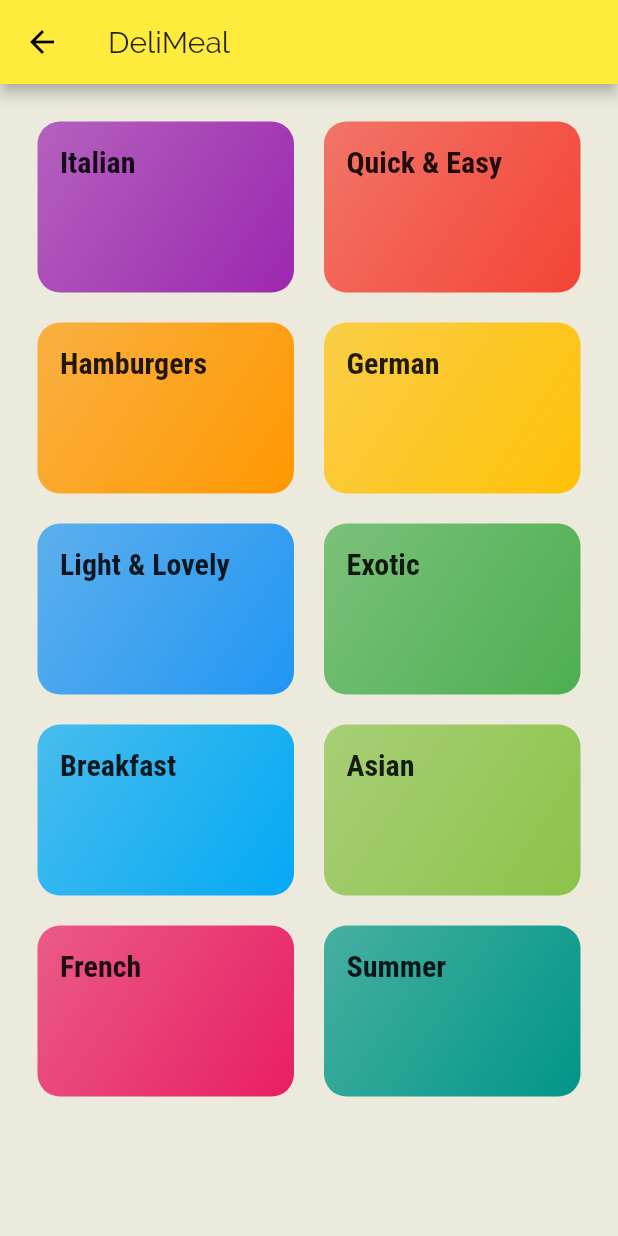
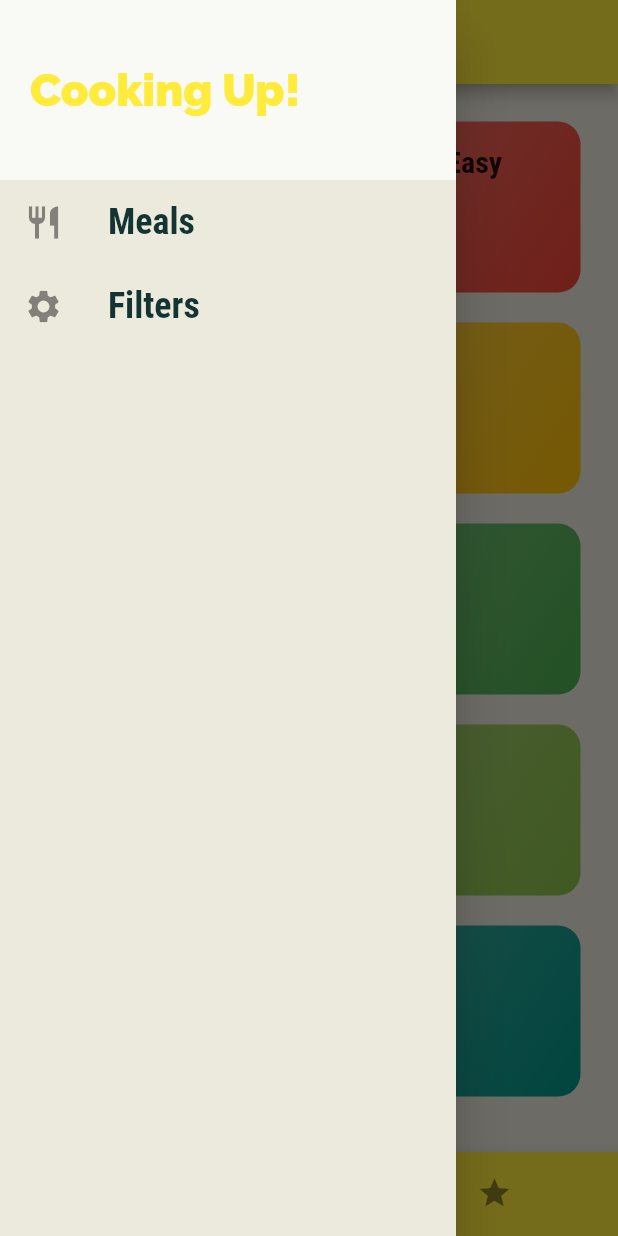
Before and after one commit to JNicoVM/deliMeals, a Flutter app: the screen it shows after launch, with the side drawer open (before the commit the screen has no drawer), on a phone screen of 412 x 824 dp. Run offline on Flutter 3.47's test engine with Material 2 defaults, Android fonts, the phone set to English and light mode, and no system bars.

Commit message:
Proyecto terminado

```diff
--- a/lib/main.dart
+++ b/lib/main.dart
@@ -1,26 +1,79 @@
 import 'package:flutter/material.dart';
 
+import 'widgets/screenWidgets/filtersScreenWidget.dart';
 import './widgets/screenWidgets/categoryMealScreenWidget.dart';
-import './widgets/screenWidgets/categoriesScreenWidget.dart';
 import './widgets/screenWidgets/mealDetailScreenWidget.dart';
+import './widgets/screenWidgets/tabsScreenWidget.dart';
+import 'package:delimeals/dummy_data.dart';
+import 'package:delimeals/models/mealModel.dart';
 import './utils/consts.dart';
 
 /*
         Created by Juan Nicolás Vargas 27/02/2021
 */
-void main() {
-  runApp(MyApp());
+void main() => runApp(MyApp());
+
+class MyApp extends StatefulWidget {
+  // This widget is the root of your application.
+  @override
+  _MyAppState createState() => _MyAppState();
 }
 
-class MyApp extends StatelessWidget {
-  // This widget is the root of your application.
+class _MyAppState extends State<MyApp> {
+  Map<String, bool> _filters = {
+    "gluten": false,
+    "lactose": false,
+    "vegan": false,
+    "vegetarian": false,
+  };
+
+  List<MealModel> _avaliableMeals = DUMMY_MEALS;
+  List<MealModel> _favoriteMeals = [];
+
+  void _setFilters(Map<String, bool> filterData) {
+    setState(() {
+      _filters = filterData;
+
+      _avaliableMeals = DUMMY_MEALS.where((element) {
+        if (_filters["gluten"] && !element.isGlutenFree) {
+          return false;
+        } else if (_filters["lactose"] && !element.isLactoseFree) {
+          return false;
+        } else if (_filters["vegan"] && !element.isVegan) {
+          return false;
+        } else if (_filters["vegetarian"] && !element.isVegetarian) {
+          return false;
+        }
+        return true;
+      }).toList();
+    });
+  }
+
+  void _toggleFavorite(MealModel mealObject) {
+    final existingIndex =
+        _favoriteMeals.indexWhere((element) => element == mealObject);
+    if (existingIndex >= 0) {
+      setState(() {
+        _favoriteMeals.removeAt(existingIndex);
+      });
+    }else{
+      setState(() {
+        _favoriteMeals.add(mealObject);
+      });
+    }
+  }
+
+  bool _isFavorite(MealModel mealObject){
+    return _favoriteMeals.any((element) => element == mealObject);
+  }
+
   @override
   Widget build(BuildContext context) {
     return MaterialApp(
       title: 'DeliMeals',
       theme: ThemeData(
         primarySwatch: Colors.yellow,
-        accentColor: Colors.amberAccent,
+        accentColor: Colors.white70,
         canvasColor: Color.fromRGBO(235, 234, 220, 1),
         fontFamily: "Raleway",
         textTheme: ThemeData.light().textTheme.copyWith(
@@ -39,21 +92,24 @@ class MyApp extends StatelessWidget {
       // home: CategoriesScreen(),
       initialRoute: Consts.mainPage,
       routes: {
-        Consts.mainPage: (ctx) => CategoriesScreen(),
-        Consts.categoryMealsScreen: (ctx) => CategoryMealsScreenWidget(),
-        Consts.mealDetailScreen: (ctx) => MealDetailScren()
+        Consts.mainPage: (ctx) => TabsScreenWidget(_favoriteMeals),
+        Consts.categoryMealsScreen: (ctx) =>
+            CategoryMealsScreenWidget(_avaliableMeals),
+        Consts.mealDetailScreen: (ctx) => MealDetailScreenWidget(_toggleFavorite, _isFavorite),
+        Consts.filtersScreen: (ctx) =>
+            FiltersScreenWidget(_setFilters, _filters)
       },
       onGenerateRoute: (settings) {
-        print(settings.arguments);
-        return MaterialPageRoute(
-          builder: (ctx) => CategoriesScreen(),
-        );
+        // print(settings.arguments);
+        // return MaterialPageRoute(
+        //   builder: (ctx) => TabsScreenWidget(),
+        // );
       },
       onUnknownRoute: (settings) {
-        print(settings.arguments);
-        return MaterialPageRoute(
-          builder: (ctx) => CategoriesScreen(),
-        );
+        // print(settings.arguments);
+        // return MaterialPageRoute(
+        //   builder: (ctx) => TabsScreenWidget(),
+        // );
       },
     );
   }
--- a/lib/utils/consts.dart
+++ b/lib/utils/consts.dart
@@ -2,4 +2,5 @@ class Consts{
   static const mainPage = "/mainPage";
   static const categoryMealsScreen = "/categories-meals";
   static const mealDetailScreen = "/meal-detail";
+  static const filtersScreen = "/filters";
 }
--- /dev/null
+++ b/lib/widgets/drawersWidgets/mainDrawerWidget.dart
@@ -0,0 +1,60 @@
+import 'package:flutter/material.dart';
+
+import '/utils/consts.dart';
+
+class MAinDrawerWidget extends StatelessWidget {
+  Widget buildListTile(String title, IconData icon, Function tapHandler) {
+    return ListTile(
+      leading: Icon(
+        icon,
+        size: 26,
+      ),
+      title: Text(
+        title,
+        style: TextStyle(
+            fontFamily: "RobotoCondensed",
+            fontSize: 24,
+            fontWeight: FontWeight.bold),
+      ),
+      onTap: tapHandler,
+    );
+  }
+
+  @override
+  Widget build(BuildContext context) {
+    return Drawer(
+      child: Column(
+        children: [
+          Container(
+            height: 120,
+            width: double.infinity,
+            padding: EdgeInsets.all(20),
+            alignment: Alignment.centerLeft,
+            color: Theme.of(context).accentColor,
+            child: Text(
+              "Cooking Up!",
+              style: TextStyle(
+                  fontWeight: FontWeight.w900,
+                  fontSize: 30,
+                  color: Theme.of(context).primaryColor),
+            ),
+          ),
+          buildListTile(
+            "Meals",
+            Icons.restaurant,
+            () {
+              Navigator.of(context).pushReplacementNamed(Consts.mainPage);
+            },
+          ),
+          buildListTile(
+            "Filters",
+            Icons.settings,
+            () {
+              Navigator.of(context).pushReplacementNamed(Consts.filtersScreen);
+            },
+          ),
+        ],
+      ),
+    );
+  }
+}
--- a/lib/widgets/screenWidgets/categoriesScreenWidget.dart
+++ b/lib/widgets/screenWidgets/categoriesScreenWidget.dart
@@ -3,14 +3,10 @@ import 'package:flutter/material.dart';
 import "/dummy_data.dart";
 import '../itemsWidgets/categoryItemWidget.dart';
 
-class CategoriesScreen extends StatelessWidget {
+class CategoriesScreenWidget extends StatelessWidget {
   @override
   Widget build(BuildContext context) {
-    return Scaffold(
-      appBar: AppBar(
-        title: const Text("DeliMeal"),
-      ),
-      body: GridView.builder(
+    return  GridView.builder(
         padding: const EdgeInsets.all(25),
         gridDelegate: SliverGridDelegateWithMaxCrossAxisExtent(
             maxCrossAxisExtent: 200,
@@ -26,7 +22,6 @@ class CategoriesScreen extends StatelessWidget {
             dummyCategory.color,
           );
         },
-      ),
-    );
+      );
   }
 }
--- /dev/null
+++ b/lib/widgets/screenWidgets/tabsScreenWidget.dart
@@ -0,0 +1,94 @@
+import 'package:delimeals/models/mealModel.dart';
+import 'package:delimeals/widgets/drawersWidgets/mainDrawerWidget.dart';
+import 'package:delimeals/widgets/screenWidgets/favoritesScreenWidget.dart';
+import 'package:flutter/material.dart';
+
+import './categoriesScreenWidget.dart';
+
+class TabsScreenWidget extends StatefulWidget {
+
+  final List<MealModel> favoriteMeals;
+
+  TabsScreenWidget(this.favoriteMeals);
+
+  @override
+  _TabsScreenWidgetState createState() => _TabsScreenWidgetState();
+}
+
+class _TabsScreenWidgetState extends State<TabsScreenWidget> {
+  List<Map<String, Object>> _pages;
+  int _selectedPageIndex = 0;
+
+  @override
+  void initState() {
+   _pages = [
+    {
+      "page": CategoriesScreenWidget(),
+      "title": "Categories",
+    },
+    {
+      "page": FavoritesScreenWidget(widget.favoriteMeals),
+      "title": "Your Favorites",
+    },
+  ];
+    super.initState();
+  }
+
+  void _selectPage(int index) {
+    setState(() {
+      _selectedPageIndex = index;
+    });
+  }
+
+  @override
+  Widget build(BuildContext context) {
+    return Scaffold(
+      appBar: AppBar(
+        title: Text(
+          _pages[_selectedPageIndex]["title"],
+        ),
+        // automaticallyImplyLeading: false,
+      ),
+      drawer: MAinDrawerWidget(),
+      body: _pages[_selectedPageIndex]["page"],
+      bottomNavigationBar: BottomNavigationBar(
+        onTap: _selectPage,
+        backgroundColor: Theme.of(context).primaryColor,
+        unselectedItemColor: Colors.black45,
+        selectedItemColor: Colors.greenAccent,
+        currentIndex: _selectedPageIndex,
+        type: BottomNavigationBarType.shifting,
+        items: [
+          BottomNavigationBarItem(
+              backgroundColor: Theme.of(context).primaryColor,
+              icon: Icon(Icons.category),
+              label: "Categories"),
+          BottomNavigationBarItem(
+              backgroundColor: Theme.of(context).primaryColor,
+              icon: Icon(Icons.star),
+              label: "Favorites"),
+        ],
+      ),
+    );
+  }
+}
+
+// bottom: TabBar(
+//           tabs: [
+//             Tab(
+//               icon: Icon(Icons.category),
+//               text: "Categories",
+//             ),
+//             Tab(
+//               icon: Icon(Icons.star),
+//               text: "Favorites",
+//             ),
+//           ],
+//         ),
+//       ),
+//       body: TabBarView(
+//         children: [
+//           CategoriesScreenWidget(),
+//           FavoritesScreenWidget(),
+//         ],
+//       ),
```
Also changed, not shown: lib/widgets/itemsWidgets/mealItemWidget.dart (+13 -5 lines), lib/widgets/screenWidgets/categoryMealScreenWidget.dart (+40 -11 lines), lib/widgets/screenWidgets/favoritesScreenWidget.dart (added, +27 -0 lines), lib/widgets/screenWidgets/filtersScreenWidget.dart (added, +132 -0 lines), lib/widgets/screenWidgets/mealDetailScreenWidget.dart (+13 -2 lines).
